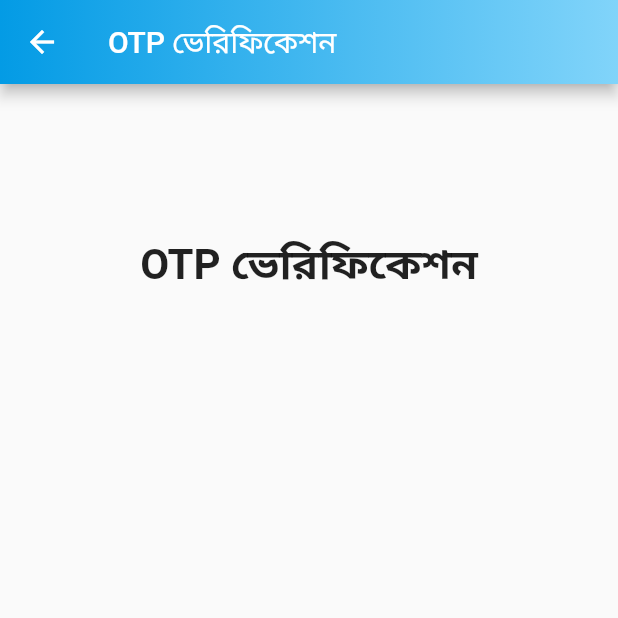
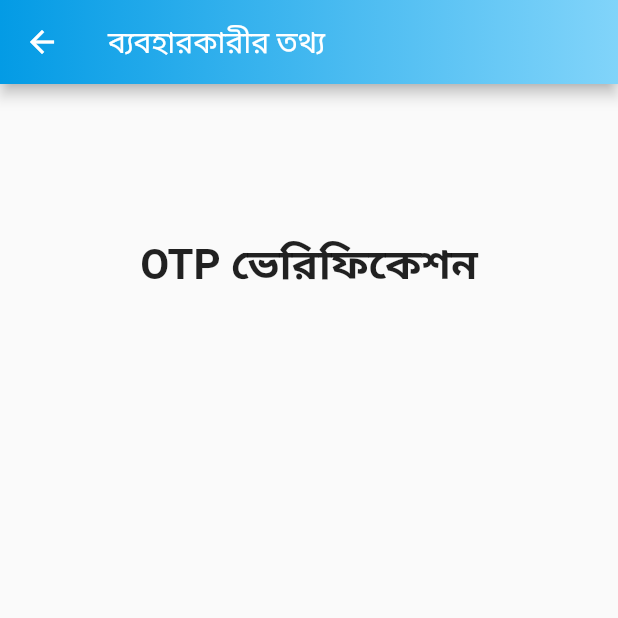
Before and after one commit to Azimul-Haque/kherokhata, a Flutter app: the ProfileEditPage screen opened by its route, on a phone screen of 412 x 824 dp, the top half of it. Run offline on Flutter 3.47's test engine with Material 2 defaults, Android fonts, the light colour scheme and no system bars; our stand-ins replace firebase_auth, firebase_core, pinput; accounts and stored records are empty.

Commit message:
Commit Tue 03/29/2022  0:19:02.25 12097

```diff
--- a/lib/profileedit.dart
+++ b/lib/profileedit.dart
@@ -51,7 +51,7 @@ class _ProfileEditPageState extends State<ProfileEditPage> {
     return Scaffold(
       key: _scaffoldkey,
       appBar: AppBar(
-        title: Text('OTP ভেরিফিকেশন'),
+        title: Text('ব্যবহারকারীর তথ্য'),
         flexibleSpace: appBarStyle(),
       ),
       body: Column(
```
